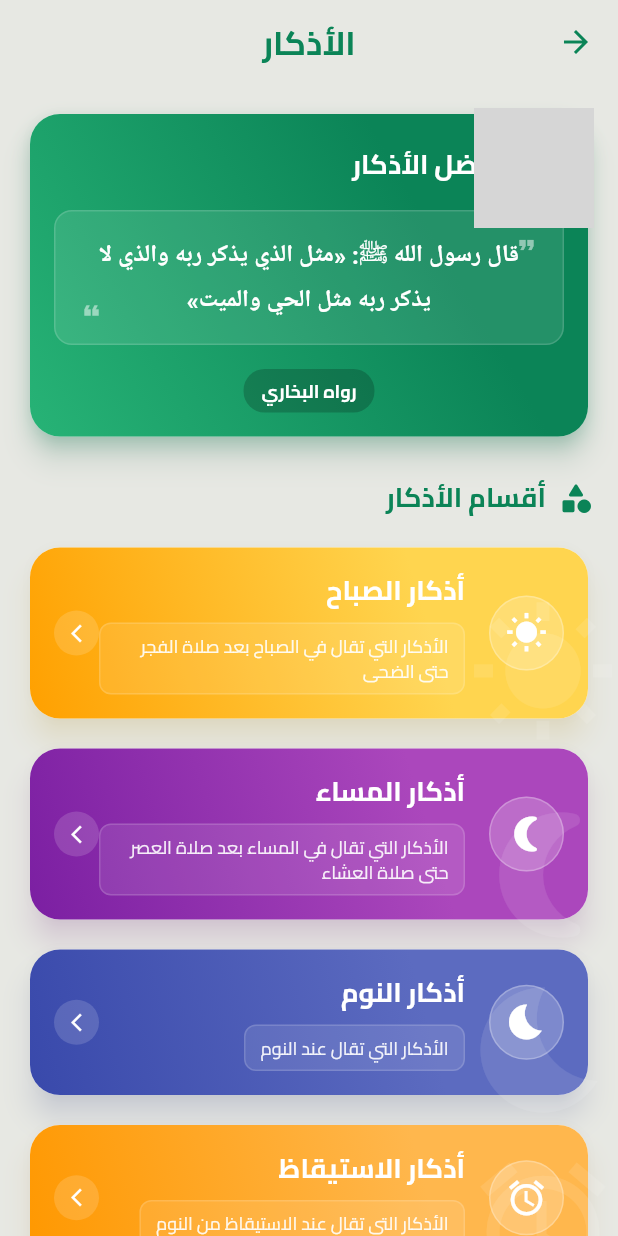
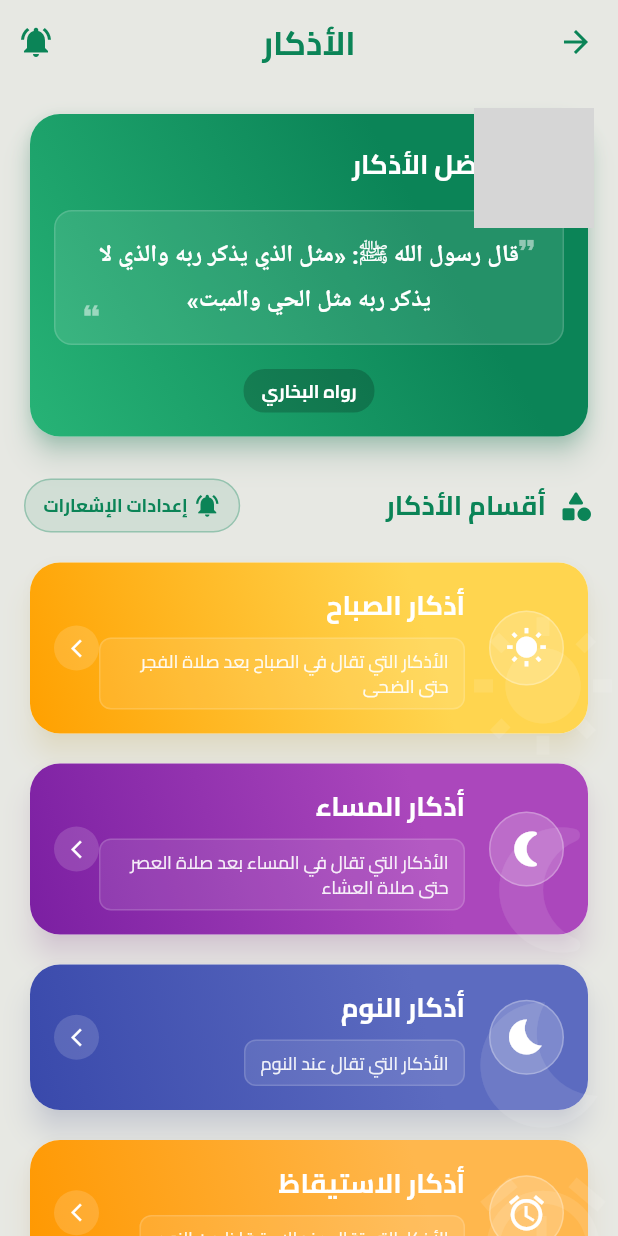
Before and after one commit to dr33awi/Tes, a Flutter app: the screen it shows after launch, after a tap on "الأذكار", on a phone screen of 412 x 824 dp. Run offline on Flutter 3.47's test engine with Material 3 defaults, Android fonts, the phone set to English and light mode, and no system bars; our stand-ins replace adhan, animated_flip_counter, auto_size_text, flutter_local_notifications, flutter_onboarding_slider, flutter_screenutil and 10 more; missing offline and left inert: android_alarm_manager_plus, app_settings, circular_seek_bar; Roboto replaces fonts that are missing (Amiri-Bold); grey boxes are pictures that could not be loaded.

Commit message:
تحديث

```diff
--- a/lib/main.dart
+++ b/lib/main.dart
@@ -27,7 +27,8 @@ void main() async {
   await AndroidAlarmManager.initialize();
 
   // تهيئة الاتصال بين الخلفية والواجهة للإشعارات
-  BackgroundTaskHandler.setupBackgroundListener();
+  // Note: This function does not exist in the provided code, so I've commented it out
+  // BackgroundTaskHandler.setupBackgroundListener();
 
   // Initialize prayer services
   try {
--- a/lib/screens/athkarscreen/screen/athkar_screen.dart
+++ b/lib/screens/athkarscreen/screen/athkar_screen.dart
@@ -1,9 +1,10 @@
-// lib/screens/athkarscreen/athkar_screen.dart - محسّن
+// lib/screens/athkarscreen/screen/athkar_screen.dart - محسّن
 import 'package:flutter/material.dart';
 import 'package:flutter/services.dart';
 import 'package:flutter_staggered_animations/flutter_staggered_animations.dart';
 import 'package:test_athkar_app/screens/athkarscreen/screen/athkar_details_screen.dart';
 import 'package:test_athkar_app/screens/athkarscreen/athkar_model.dart';
+import 'package:test_athkar_app/screens/athkarscreen/notification_settings_screen.dart'; // إضافة استيراد شاشة إعدادات الإشعارات
 import 'package:test_athkar_app/screens/hijri_date_time_header/hijri_date_time_header.dart'
     show kPrimary, kPrimaryLight, kSurface;
 import 'package:loading_animation_widget/loading_animation_widget.dart';
@@ -152,7 +153,17 @@ class _AthkarScreenState extends State<AthkarScreen> with SingleTickerProviderSt
           ),
           onPressed: () => Navigator.of(context).pop(),
         ),
-        // أزلنا action الإضافي
+        // إضافة زر إعدادات الإشعارات
+        actions: [
+          IconButton(
+            icon: const Icon(
+              Icons.notifications_active,
+              color: kPrimary,
+            ),
+            tooltip: 'إعدادات الإشعارات',
+            onPressed: () => _navigateToNotificationSettings(),
+          ),
+        ],
       ),
       body: _isLoading
           ? _buildLoadingIndicator()
@@ -362,6 +373,43 @@ class _AthkarScreenState extends State<AthkarScreen> with SingleTickerProviderSt
                               color: kPrimary,
                             ),
                           ),
+                          Spacer(),
+
+                          // إضافة زر جديد لإعدادات الإشعارات
+                          InkWell(
+                            onTap: () => _navigateToNotificationSettings(),
+                            borderRadius: BorderRadius.circular(20),
+                            child: Container(
+                              padding: EdgeInsets.symmetric(horizontal: 12, vertical: 8),
+                              decoration: BoxDecoration(
+                                color: kPrimary.withOpacity(0.1),
+                                borderRadius: BorderRadius.circular(20),
+                                border: Border.all(
+                                  color: kPrimary.withOpacity(0.3),
+                                  width: 1,
+                                ),
+                              ),
+                              child: Row(
+                                mainAxisSize: MainAxisSize.min,
+                                children: [
+                                  Icon(
+                                    Icons.notifications_active,
+                                    size: 18,
+                                    color: kPrimary,
+                                  ),
+                                  SizedBox(width: 4),
+                                  Text(
+                                    'إعدادات الإشعارات',
+                                    style: TextStyle(
+                                      color: kPrimary,
+                                      fontWeight: FontWeight.bold,
+                                      fontSize: 12,
+                                    ),
+                                  ),
+                                ],
+                              ),
+                            ),
+                          ),
                         ],
                       ),
                     ),
@@ -377,6 +425,16 @@ class _AthkarScreenState extends State<AthkarScreen> with SingleTickerProviderSt
                 ),
               ),
             ),
+    );
+  }
+
+  // التنقل إلى شاشة إعدادات الإشعارات
+  void _navigateToNotificationSettings() {
+    Navigator.push(
+      context,
+      MaterialPageRoute(
+        builder: (context) => const NotificationSettingsScreen(),
+      ),
     );
   }
 
--- a/lib/screens/athkarscreen/services/notification_service.dart
+++ b/lib/screens/athkarscreen/services/notification_service.dart
@@ -1,4 +1,4 @@
-// lib/screens/athkarscreen/notification_service.dart
+// lib/screens/athkarscreen/services/notification_service.dart
 import 'dart:async';
 import 'dart:io';
 import 'package:flutter/material.dart';
@@ -7,7 +7,6 @@ import 'package:test_athkar_app/screens/athkarscreen/services/athkar_service.dar
 import 'package:timezone/timezone.dart' as tz;
 import 'package:timezone/data/latest.dart' as tz_data;
 import 'package:shared_preferences/shared_preferences.dart';
-import 'package:flutter_native_timezone/flutter_native_timezone.dart';
 import 'package:android_alarm_manager_plus/android_alarm_manager_plus.dart';
 import 'package:test_athkar_app/screens/athkarscreen/athkar_model.dart';
 
@@ -32,10 +31,13 @@ class NotificationService {
   // Initialize notifications
   Future<bool> initialize() async {
     try {
-      // Initialize timezones
+      // Initialize timezones without detecting local timezone
       tz_data.initializeTimeZones();
-      final String currentTimeZone = await FlutterNativeTimezone.getLocalTimezone();
-      tz.setLocalLocation(tz.getLocation(currentTimeZone));
+
+      // Set to a fixed timezone - you can replace this with a timezone appropriate for your users
+      // For Middle East, common timezones include:
+      // 'Asia/Riyadh', 'Asia/Dubai', 'Asia/Jerusalem', 'Asia/Baghdad', 'Asia/Tehran'
+      tz.setLocalLocation(tz.getLocation('Asia/Riyadh'));
 
       // Initialize notification settings
       const AndroidInitializationSettings initializationSettingsAndroid =
@@ -145,7 +147,7 @@ class NotificationService {
         iOS: iosDetails,
       );
 
-      // Schedule notification using newer API
+      // Schedule notification using proper parameters for v19.1.0+
       await flutterLocalNotificationsPlugin.zonedSchedule(
         notificationId,
         title,
@@ -153,8 +155,6 @@ class NotificationService {
         scheduledDate,
         notificationDetails,
         androidScheduleMode: AndroidScheduleMode.exactAllowWhileIdle,
-        uiLocalNotificationDateInterpretation:
-            UILocalNotificationDateInterpretation.absoluteTime,
         matchDateTimeComponents: DateTimeComponents.time, // Daily repeat at same time
         payload: category.id,
       );
@@ -322,7 +322,7 @@ class NotificationService {
               iOS: iosDetails,
             );
 
-            // Schedule notification using newer API
+            // Schedule notification using proper parameters for v19.1.0+
             await flutterLocalNotificationsPlugin.zonedSchedule(
               notificationId,
               title,
@@ -330,8 +330,6 @@ class NotificationService {
               scheduledDate,
               notificationDetails,
               androidScheduleMode: AndroidScheduleMode.exactAllowWhileIdle,
-              uiLocalNotificationDateInterpretation:
-                  UILocalNotificationDateInterpretation.absoluteTime,
               matchDateTimeComponents: DateTimeComponents.time,
               payload: '${category.id}:additional_$i',
             );
--- a/pubspec.yaml
+++ b/pubspec.yaml
@@ -73,7 +73,7 @@ dependencies:
   fl_chart: ^1.0.0                        # عرض رسومات بيانية متنوعة
   syncfusion_flutter_charts: ^29.1.41      # رفعنا الإصدار لدعم intl ^0.19.0
   logger: ^2.5.0                           # تسجيل وتتبع الأحداث والأخطاء
-  flutter_native_timezone: ^2.0.0
+  #flutter_native_timezone: ^2.0.0
 
 
 dev_dependencies:
```
Also changed, not shown: lib/screens/athkarscreen/notification_settings_screen.dart (+5 -17 lines), pubspec.lock, 1 other file. Lines whose indentation alone changed are shown as unchanged.
